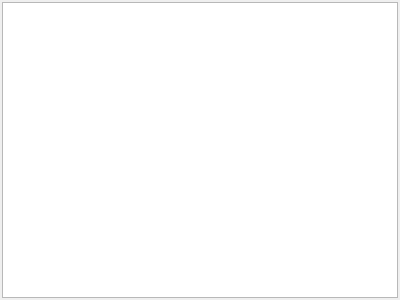
Qt form memberslistdialog.ui (lamouski/TCN) before a commit.
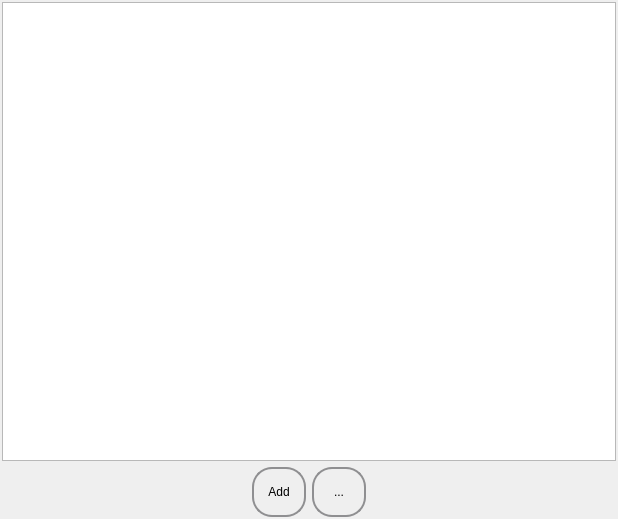
The same form after that commit.

```diff
--- a/memberslistdialog.ui
+++ b/memberslistdialog.ui
@@ -6,17 +6,14 @@
    <rect>
     <x>0</x>
     <y>0</y>
-    <width>400</width>
-    <height>300</height>
+    <width>618</width>
+    <height>519</height>
    </rect>
   </property>
   <property name="windowTitle">
    <string>Members</string>
   </property>
-  <layout class="QVBoxLayout" name="verticalLayout">
-   <property name="spacing">
-    <number>1</number>
-   </property>
+  <layout class="QGridLayout" name="gridLayout">
    <property name="leftMargin">
     <number>2</number>
    </property>
@@ -29,7 +26,105 @@
    <property name="bottomMargin">
     <number>2</number>
    </property>
-   <item>
+   <item row="1" column="1">
+    <widget class="QPushButton" name="m_add_button">
+     <property name="minimumSize">
+      <size>
+       <width>54</width>
+       <height>50</height>
+      </size>
+     </property>
+     <property name="maximumSize">
+      <size>
+       <width>50</width>
+       <height>50</height>
+      </size>
+     </property>
+     <property name="styleSheet">
+      <string notr="true">QPushButton {
+    border: 2px solid #8f8f91;
+    border-radius: 20px;
+    background-color: qlineargradient(x1: 0, y1: 0, x2: 0, y2: 1,
+                                      stop: 0 #f6f7fa, stop: 1 #dadbde);
+    min-width: 50px;
+}
+
+QPushButton:pressed {
+    background-color: qlineargradient(x1: 0, y1: 0, x2: 0, y2: 1,
+                                      stop: 0 #dadbde, stop: 1 #f6f7fa);
+}</string>
+     </property>
+     <property name="text">
+      <string>Add</string>
+     </property>
+    </widget>
+   </item>
+   <item row="1" column="0">
+    <spacer name="horizontalSpacer">
+     <property name="orientation">
+      <enum>Qt::Horizontal</enum>
+     </property>
+     <property name="sizeHint" stdset="0">
+      <size>
+       <width>40</width>
+       <height>20</height>
+      </size>
+     </property>
+    </spacer>
+   </item>
+   <item row="1" column="2">
+    <widget class="QToolButton" name="m_other_button">
+     <property name="minimumSize">
+      <size>
+       <width>54</width>
+       <height>50</height>
+      </size>
+     </property>
+     <property name="maximumSize">
+      <size>
+       <width>50</width>
+       <height>50</height>
+      </size>
+     </property>
+     <property name="styleSheet">
+      <string notr="true">QToolButton {
+    border: 2px solid #8f8f91;
+    border-radius: 20px;
+    background-color: qlineargradient(x1: 0, y1: 0, x2: 0, y2: 1,
+                                      stop: 0 #f6f7fa, stop: 1 #dadbde);
+    min-width: 50px;
+}
+
+QToolButton:pressed {
+    background-color: qlineargradient(x1: 0, y1: 0, x2: 0, y2: 1,
+                                      stop: 0 #dadbde, stop: 1 #f6f7fa);
+}</string>
+     </property>
+     <property name="text">
+      <string>...</string>
+     </property>
+     <property name="popupMode">
+      <enum>QToolButton::InstantPopup</enum>
+     </property>
+     <property name="arrowType">
+      <enum>Qt::NoArrow</enum>
+     </property>
+    </widget>
+   </item>
+   <item row="1" column="3">
+    <spacer name="horizontalSpacer_2">
+     <property name="orientation">
+      <enum>Qt::Horizontal</enum>
+     </property>
+     <property name="sizeHint" stdset="0">
+      <size>
+       <width>40</width>
+       <height>20</height>
+      </size>
+     </property>
+    </spacer>
+   </item>
+   <item row="0" column="0" colspan="4">
     <widget class="QTableView" name="m_view_members"/>
    </item>
   </layout>
```
